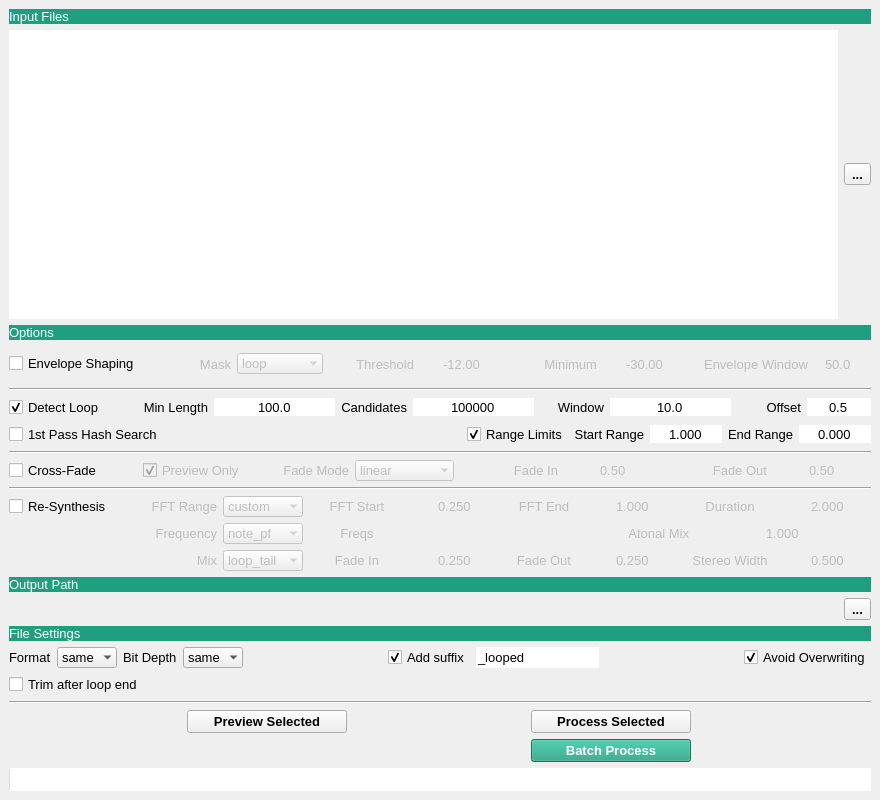
This is tools/UI/loop_tool.ui in robotmitchum/sample_tools as Qt 5 draws it before an edit. The edited form follows.
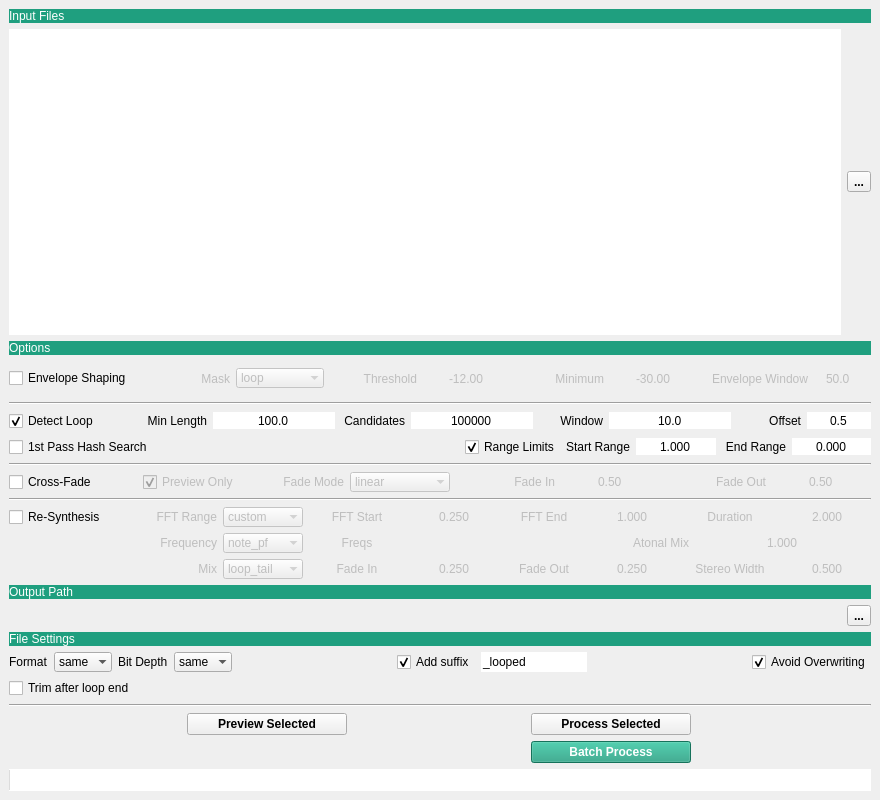
This is the edited form.

Commit message: - New tool: "DR-DS" - Overhaul of the UI, removed the need for QDarkstyle - Misc fixes and improvements

```diff
--- a/tools/UI/loop_tool.ui
+++ b/tools/UI/loop_tool.ui
@@ -10,12 +10,6 @@
     <height>800</height>
    </rect>
   </property>
-  <property name="font">
-   <font>
-    <pointsize>10</pointsize>
-    <stylestrategy>PreferAntialias</stylestrategy>
-   </font>
-  </property>
   <property name="windowTitle">
    <string>Loop Tool</string>
   </property>
@@ -74,10 +68,7 @@
        <widget class="QToolButton" name="set_files_tb">
         <property name="font">
          <font>
-          <pointsize>10</pointsize>
-          <weight>75</weight>
           <bold>true</bold>
-          <stylestrategy>PreferAntialias</stylestrategy>
          </font>
         </property>
         <property name="toolTip">
@@ -1896,10 +1887,7 @@
        <widget class="QToolButton" name="set_output_path_tb">
         <property name="font">
          <font>
-          <pointsize>10</pointsize>
-          <weight>75</weight>
           <bold>true</bold>
-          <stylestrategy>PreferAntialias</stylestrategy>
          </font>
         </property>
         <property name="toolTip">
@@ -2149,10 +2137,7 @@
         </property>
         <property name="font">
          <font>
-          <pointsize>10</pointsize>
-          <weight>75</weight>
           <bold>true</bold>
-          <stylestrategy>PreferAntialias</stylestrategy>
          </font>
         </property>
         <property name="toolTip">
@@ -2179,10 +2164,7 @@
         </property>
         <property name="font">
          <font>
-          <pointsize>10</pointsize>
-          <weight>75</weight>
           <bold>true</bold>
-          <stylestrategy>PreferAntialias</stylestrategy>
          </font>
         </property>
         <property name="toolTip">
@@ -2210,10 +2192,7 @@
         </property>
         <property name="font">
          <font>
-          <pointsize>10</pointsize>
-          <weight>75</weight>
           <bold>true</bold>
-          <stylestrategy>PreferAntialias</stylestrategy>
          </font>
         </property>
         <property name="toolTip">
```
Left out of the diff: 2 changed lines with no effect on the pictures. The commit also changes 48 other files.
